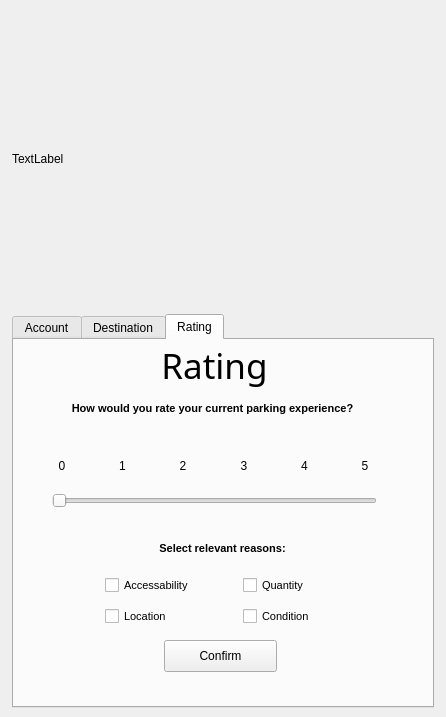
This is SPARK/Spatial_decision_making_Freek_Bas/spark_dockwidget_base.ui in basvantol/2017_Group13_Spark as Qt 5 draws it before an edit. The edited form follows.
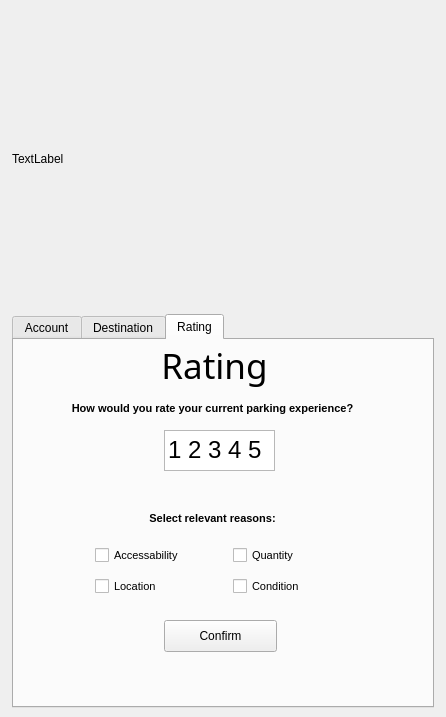
This is the edited form. The open tabs and pages were chosen to show the change.

```diff
--- a/SPARK/Spatial_decision_making_Freek_Bas/spark_dockwidget_base.ui
+++ b/SPARK/Spatial_decision_making_Freek_Bas/spark_dockwidget_base.ui
@@ -704,34 +704,6 @@
          <set>Qt::AlignCenter</set>
         </property>
        </widget>
-       <widget class="QSlider" name="RatingSlider">
-        <property name="geometry">
-         <rect>
-          <x>38</x>
-          <y>150</y>
-          <width>325</width>
-          <height>22</height>
-         </rect>
-        </property>
-        <property name="minimumSize">
-         <size>
-          <width>325</width>
-          <height>22</height>
-         </size>
-        </property>
-        <property name="maximumSize">
-         <size>
-          <width>325</width>
-          <height>22</height>
-         </size>
-        </property>
-        <property name="maximum">
-         <number>5</number>
-        </property>
-        <property name="orientation">
-         <enum>Qt::Horizontal</enum>
-        </property>
-       </widget>
        <widget class="QLabel" name="label_24">
         <property name="geometry">
          <rect>
@@ -770,8 +742,8 @@
        <widget class="QLabel" name="label_25">
         <property name="geometry">
          <rect>
-          <x>30</x>
-          <y>200</y>
+          <x>20</x>
+          <y>170</y>
           <width>357</width>
           <height>17</height>
          </rect>
@@ -805,8 +777,8 @@
        <widget class="QWidget" name="gridLayoutWidget_8">
         <property name="geometry">
          <rect>
-          <x>90</x>
-          <y>230</y>
+          <x>80</x>
+          <y>200</y>
           <width>271</width>
           <height>61</height>
          </rect>
@@ -926,7 +898,7 @@
         <property name="geometry">
          <rect>
           <x>150</x>
-          <y>300</y>
+          <y>280</y>
           <width>113</width>
           <height>32</height>
          </rect>
@@ -947,149 +919,51 @@
          <string>Confirm</string>
         </property>
        </widget>
-       <widget class="QWidget" name="layoutWidget">
+       <widget class="QListWidget" name="RatingList">
         <property name="geometry">
          <rect>
-          <x>20</x>
-          <y>100</y>
-          <width>364</width>
-          <height>51</height>
+          <x>150</x>
+          <y>90</y>
+          <width>111</width>
+          <height>41</height>
          </rect>
         </property>
-        <layout class="QGridLayout" name="gridLayout_12">
-         <item row="0" column="2">
-          <widget class="QLabel" name="label_18">
-           <property name="minimumSize">
-            <size>
-             <width>54</width>
-             <height>17</height>
-            </size>
-           </property>
-           <property name="maximumSize">
-            <size>
-             <width>54</width>
-             <height>17</height>
-            </size>
-           </property>
-           <property name="text">
-            <string>2</string>
-           </property>
-           <property name="alignment">
-            <set>Qt::AlignCenter</set>
-           </property>
-          </widget>
-         </item>
-         <item row="0" column="1">
-          <widget class="QLabel" name="label_17">
-           <property name="minimumSize">
-            <size>
-             <width>53</width>
-             <height>17</height>
-            </size>
-           </property>
-           <property name="maximumSize">
-            <size>
-             <width>53</width>
-             <height>17</height>
-            </size>
-           </property>
-           <property name="text">
-            <string>1</string>
-           </property>
-           <property name="alignment">
-            <set>Qt::AlignCenter</set>
-           </property>
-          </widget>
-         </item>
-         <item row="0" column="0">
-          <widget class="QLabel" name="label_16">
-           <property name="minimumSize">
-            <size>
-             <width>54</width>
-             <height>17</height>
-            </size>
-           </property>
-           <property name="maximumSize">
-            <size>
-             <width>54</width>
-             <height>17</height>
-            </size>
-           </property>
-           <property name="text">
-            <string>0</string>
-           </property>
-           <property name="alignment">
-            <set>Qt::AlignCenter</set>
-           </property>
-          </widget>
-         </item>
-         <item row="0" column="4">
-          <widget class="QLabel" name="label_20">
-           <property name="minimumSize">
-            <size>
-             <width>53</width>
-             <height>17</height>
-            </size>
-           </property>
-           <property name="maximumSize">
-            <size>
-             <width>53</width>
-             <height>17</height>
-            </size>
-           </property>
-           <property name="text">
-            <string>4</string>
-           </property>
-           <property name="alignment">
-            <set>Qt::AlignCenter</set>
-           </property>
-          </widget>
-         </item>
-         <item row="0" column="3">
-          <widget class="QLabel" name="label_19">
-           <property name="minimumSize">
-            <size>
-             <width>54</width>
-             <height>17</height>
-            </size>
-           </property>
-           <property name="maximumSize">
-            <size>
-             <width>54</width>
-             <height>17</height>
-            </size>
-           </property>
-           <property name="text">
-            <string>3</string>
-           </property>
-           <property name="alignment">
-            <set>Qt::AlignCenter</set>
-           </property>
-          </widget>
-         </item>
-         <item row="0" column="5">
-          <widget class="QLabel" name="label_21">
-           <property name="minimumSize">
-            <size>
-             <width>54</width>
-             <height>17</height>
-            </size>
-           </property>
-           <property name="maximumSize">
-            <size>
-             <width>54</width>
-             <height>17</height>
-            </size>
-           </property>
-           <property name="text">
-            <string>5</string>
-           </property>
-           <property name="alignment">
-            <set>Qt::AlignCenter</set>
-           </property>
-          </widget>
-         </item>
-        </layout>
+        <property name="font">
+         <font>
+          <pointsize>18</pointsize>
+         </font>
+        </property>
+        <property name="autoScroll">
+         <bool>false</bool>
+        </property>
+        <property name="flow">
+         <enum>QListView::LeftToRight</enum>
+        </property>
+        <item>
+         <property name="text">
+          <string>1</string>
+         </property>
+        </item>
+        <item>
+         <property name="text">
+          <string>2</string>
+         </property>
+        </item>
+        <item>
+         <property name="text">
+          <string>3</string>
+         </property>
+        </item>
+        <item>
+         <property name="text">
+          <string>4</string>
+         </property>
+        </item>
+        <item>
+         <property name="text">
+          <string>5</string>
+         </property>
+        </item>
        </widget>
       </widget>
      </widget>
```
Left out of the diff: 2 changed lines with no effect on the pictures.
